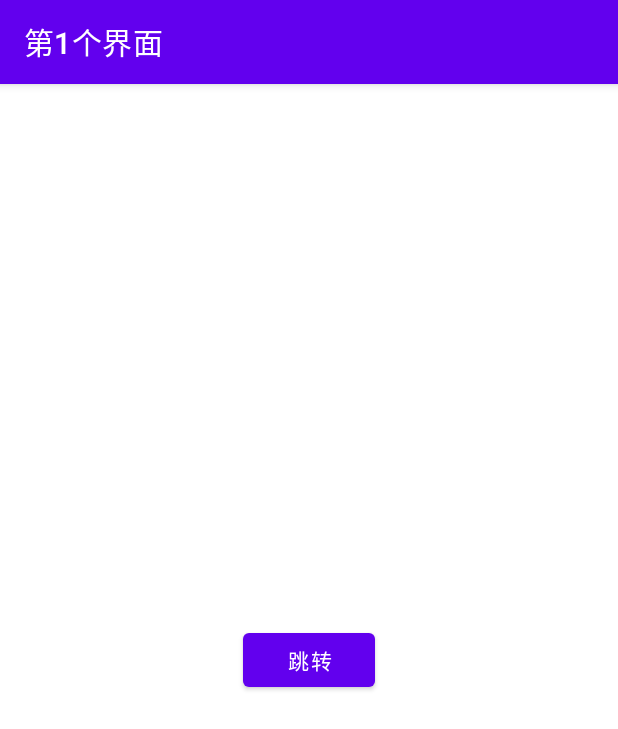
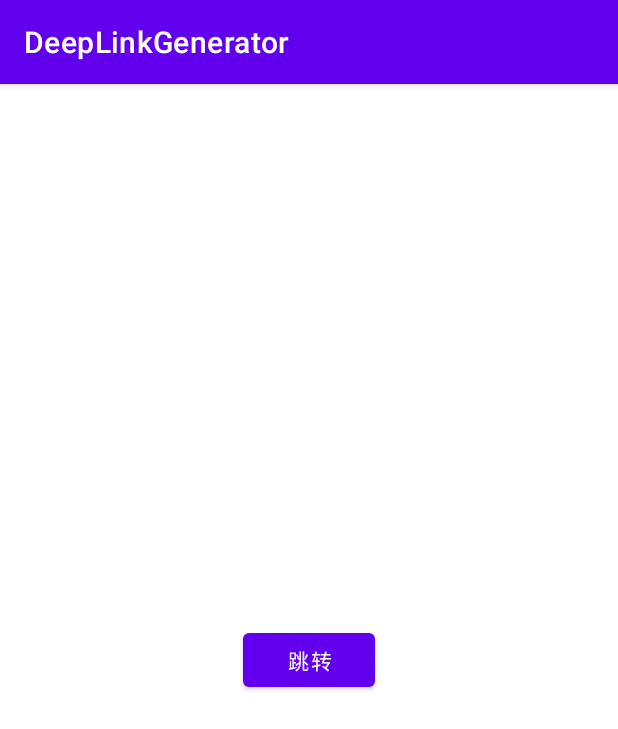
Before and after one commit to qzcsfchh/DeepLinkGenerator, an Android app: the screen it shows after launch (MainActivity), after a tap on "跳转", on a phone screen of 412 x 824 dp. Shown: the top 729 px of the screen. Run offline under Robolectric (Android 15) with nearby library versions, the phone set to English and light mode, and no system bars.

```diff
--- a/app/src/main/java/io/github/qzcsfchh/deeplinkgenerator/demo/MainActivity.java
+++ b/app/src/main/java/io/github/qzcsfchh/deeplinkgenerator/demo/MainActivity.java
@@ -7,21 +7,16 @@ import android.view.View;
 
 import androidx.appcompat.app.AppCompatActivity;
 
-import io.github.qzcsfchh.deeplinkgenerator.annotation.DeepLink;
-
-@DeepLink(scheme = "native", host = "test")
 public class MainActivity extends AppCompatActivity {
-    private static int counter;
 
     @Override
     protected void onCreate(Bundle savedInstanceState) {
         super.onCreate(savedInstanceState);
         setContentView(R.layout.activity_main);
-        setTitle("第"+(++counter)+"个界面");
         findViewById(R.id.btn_go).setOnClickListener(new View.OnClickListener() {
             @Override
             public void onClick(View view) {
-                startActivity(new Intent("secondActivity", Uri.parse("native://test2/mainActivity")));
+                startActivity(new Intent().setData(Uri.parse("native://test2/mainActivity")));
             }
         });
     }
--- a/app/src/main/java/io/github/qzcsfchh/deeplinkgenerator/demo/SecondActivity.java
+++ b/app/src/main/java/io/github/qzcsfchh/deeplinkgenerator/demo/SecondActivity.java
@@ -26,7 +26,7 @@ public class SecondActivity extends AppCompatActivity {
         button.setLayoutParams(lp);
         setContentView(button);
         button.setOnClickListener(view ->{
-            startActivity(new Intent("mainActivity", Uri.parse("native://test/mainActivity")));
+            startActivity(new Intent().setData(Uri.parse("native://test2/mainActivity")));
         });
     }
 }
```
Also changed, not shown: deeplink-compiler/src/main/java/io/github/qzcsfchh/deeplinkgenerator/compiler/DeepLinkCompiler.java (+10 -9 lines), 10 other files.
